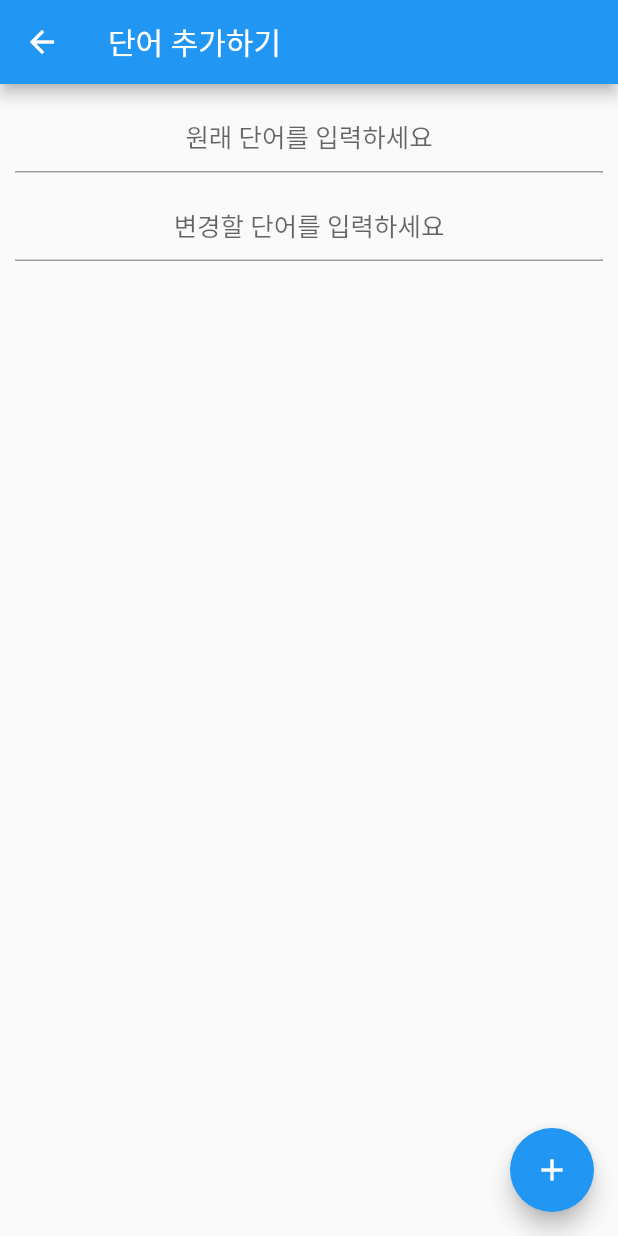
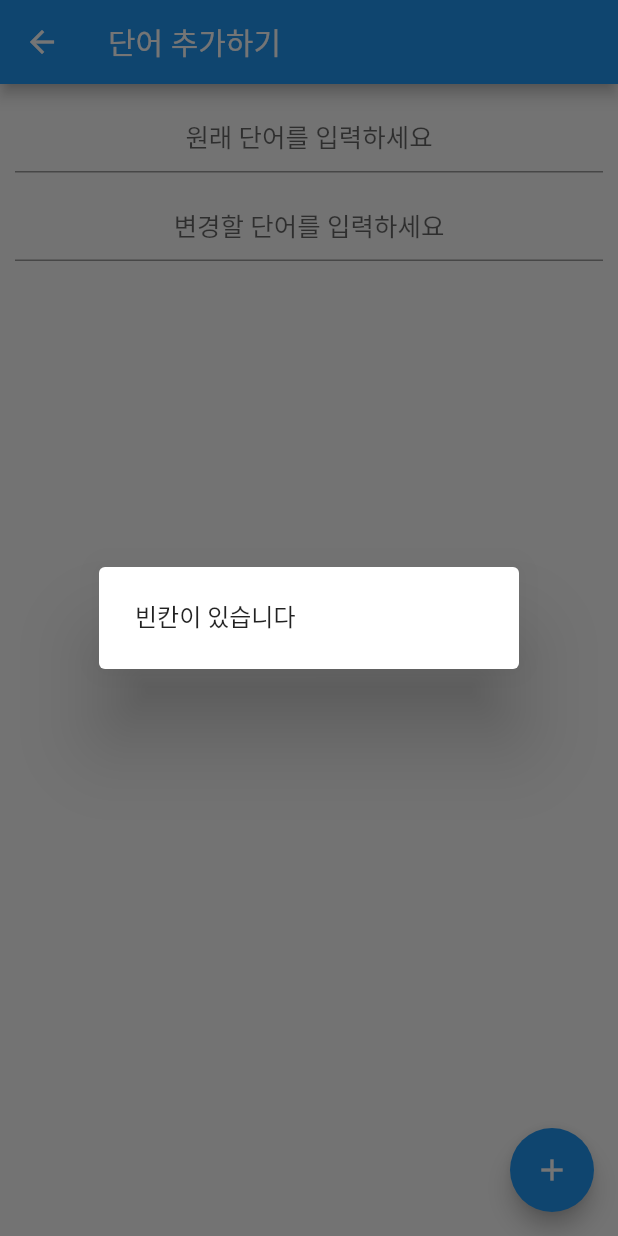
Before and after one commit to rollcake86/only_korean, a Flutter app: the AccountScreen screen opened by its route, after a tap on the "add" icon, on a phone screen of 412 x 824 dp. Run offline on Flutter 3.47's test engine with Material 2 defaults, Android fonts, the phone set to English and light mode, and no system bars.

Commit message:
alert dialog add

```diff
--- a/lib/screens/account.dart
+++ b/lib/screens/account.dart
@@ -6,6 +6,9 @@ class AccountScreen extends StatelessWidget {
   @override
   Widget build(BuildContext context) {
     TextEditingController controller = new TextEditingController();
+    TextEditingController resultController = new TextEditingController();
+
+
 
     return new Scaffold(
       appBar: new AppBar(
@@ -27,7 +30,7 @@ class AccountScreen extends StatelessWidget {
                 decoration: InputDecoration(hintText: '변경할 단어를 입력하세요'),
                 style: new TextStyle(fontSize: 17.0),
                 textAlign: TextAlign.center,
-                controller: controller,
+                controller: resultController,
               )
             ],
           ),
@@ -35,7 +38,43 @@ class AccountScreen extends StatelessWidget {
         padding: EdgeInsets.all(10.0),
       ),
       floatingActionButton: new FloatingActionButton(
-          child: new Icon(Icons.add), onPressed: () {}),
+          child: new Icon(Icons.add),
+          onPressed: () {
+
+
+            if(controller.text.length != 0 && resultController.text.length != 0){
+              showDialog(
+                  context: context,
+                  builder: (BuildContext context) => getDialog(context));
+            }else{
+
+              showDialog(
+                  context: context,
+                  builder: (BuildContext context) => new AlertDialog(content: new Text('빈칸이 있습니다'),));
+            }
+          }),
     );
   }
+
+  AlertDialog getDialog(BuildContext context){
+    AlertDialog dialog = new AlertDialog(
+      content: new Text("단어를 추가하시겠습니까?"),
+      title: new Text('한국인만'),
+      actions: <Widget>[
+        new FlatButton(
+          child: new Text("네"),
+          onPressed: () {
+
+          },
+        ),
+        new FlatButton(
+          child: new Text("아니요"),
+          onPressed: () {
+            Navigator.of(context).pop();
+          },
+        ),
+      ],
+    );
+    return dialog;
+  }
 }
```
Also changed, not shown: lib/screens/search.dart (+24 -24 lines).
